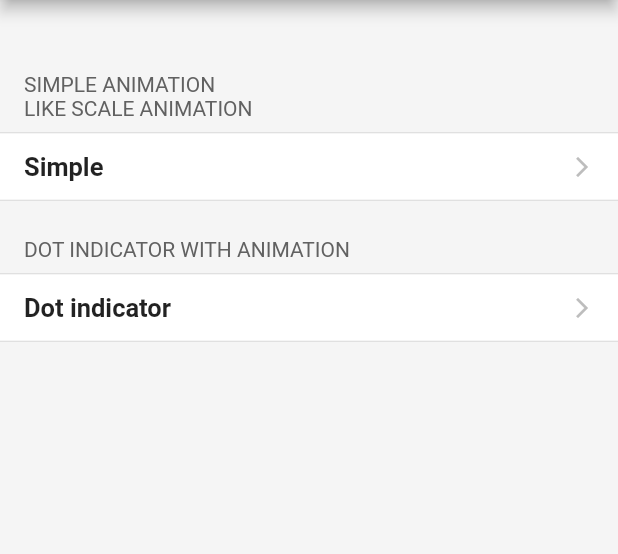
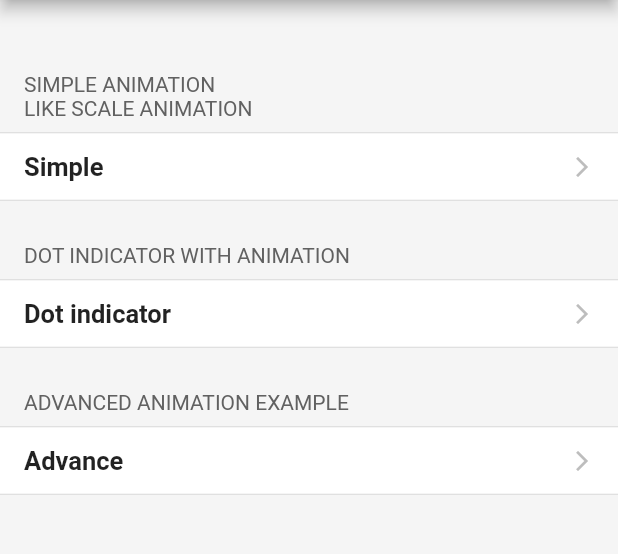
Before and after one commit to hayabusabusa/Flutter-state_management_tutorials, a Flutter app: the screen it shows after launch, on a phone screen of 412 x 824 dp, the part 84-638 px from its top. Run offline on Flutter 3.47's test engine with Material 2 defaults, Android fonts, the phone set to English and light mode, and no system bars.

Commit message:
Fix layout

```diff
--- a/flutter_animations_tutorial/lib/models/tutorial_model.dart
+++ b/flutter_animations_tutorial/lib/models/tutorial_model.dart
@@ -1,6 +1,7 @@
-// Tutorial type
+// Tutorial enumeration type
 enum TutorialType {
     simple,
+    dotIndicator,
     advance,
 }
 
--- a/flutter_animations_tutorial/lib/pages/home.dart
+++ b/flutter_animations_tutorial/lib/pages/home.dart
@@ -6,7 +6,8 @@ class Home extends StatelessWidget {
   // Tutorial
   final Tutorials _tutorials = Tutorials([
     Tutorial(title: 'Simple', description: 'SIMPLE ANIMATION\nLIKE SCALE ANIMATION', type: TutorialType.simple),
-    Tutorial(title: 'Dot indicator', description: 'DOT INDICATOR WITH ANIMATION', type: TutorialType.simple),
+    Tutorial(title: 'Dot indicator', description: 'DOT INDICATOR WITH ANIMATION', type: TutorialType.dotIndicator),
+    Tutorial(title: 'Advance', description: 'ADVANCED ANIMATION EXAMPLE', type: TutorialType.advance),
   ]);
 
   @override
--- a/flutter_animations_tutorial/lib/widgets/home_list_item.dart
+++ b/flutter_animations_tutorial/lib/widgets/home_list_item.dart
@@ -16,7 +16,7 @@ class HomeListItem extends StatelessWidget {
       crossAxisAlignment: CrossAxisAlignment.stretch,
       children: <Widget>[
         // Space
-        SizedBox(height: _index == 0 ? 40.0 : 16.0,),
+        SizedBox(height: _index == 0 ? 40.0 : 20.0,),
 
         // Header
         Container(
@@ -34,10 +34,13 @@ class HomeListItem extends StatelessWidget {
           color: Colors.white,
           child: InkWell(
             onTap: () {
-              // TODO Navigation
+              // Navigation
               switch (_tutorial.type) {
                 case TutorialType.simple:
                   print('Did you tapped Simple ?');
+                  break;
+                case TutorialType.dotIndicator:
+                  print('Did you tapped Dot indicator ?');
                   break;
                 case TutorialType.advance:
                   print('Did you tapped Advance ?');
```
